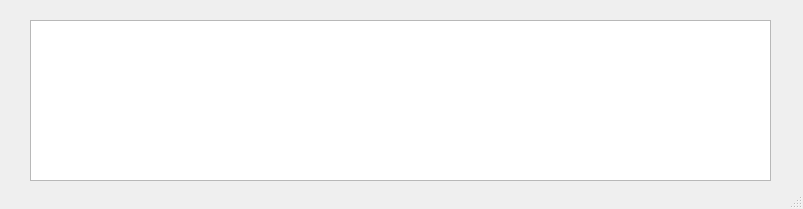
Before: the Qt Designer form prueba.ui in diegoivan1987/practicasSTA, drawn with Qt 5.
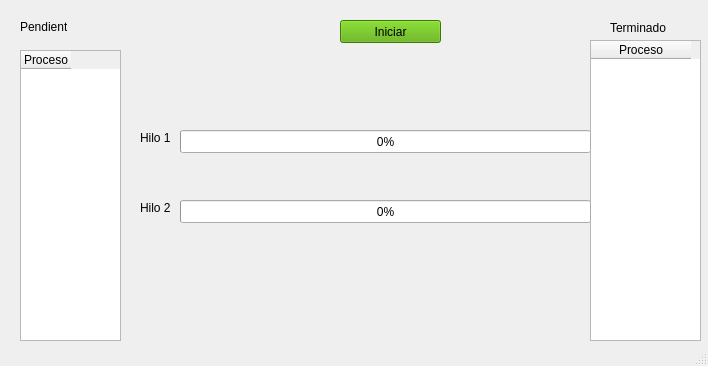
After: the same form once the commit is applied.

Diff of the .ui file:
```diff
--- a/prueba.ui
+++ b/prueba.ui
@@ -6,22 +6,282 @@
    <rect>
     <x>0</x>
     <y>0</y>
-    <width>803</width>
-    <height>209</height>
+    <width>708</width>
+    <height>366</height>
    </rect>
   </property>
   <property name="windowTitle">
    <string>MainWindow</string>
   </property>
   <widget class="QWidget" name="centralwidget">
-   <widget class="QPlainTextEdit" name="areaDeTexto">
+   <widget class="QPushButton" name="btnI">
     <property name="geometry">
      <rect>
-      <x>30</x>
+      <x>340</x>
       <y>20</y>
-      <width>741</width>
-      <height>161</height>
+      <width>101</width>
+      <height>23</height>
      </rect>
+    </property>
+    <property name="styleSheet">
+     <string notr="true">background-color: rgb(85, 170, 0);</string>
+    </property>
+    <property name="text">
+     <string>Iniciar</string>
+    </property>
+   </widget>
+   <widget class="QTableWidget" name="tablaPendientes">
+    <property name="geometry">
+     <rect>
+      <x>20</x>
+      <y>50</y>
+      <width>101</width>
+      <height>291</height>
+     </rect>
+    </property>
+    <attribute name="horizontalHeaderDefaultSectionSize">
+     <number>50</number>
+    </attribute>
+    <column>
+     <property name="text">
+      <string>Proceso</string>
+     </property>
+    </column>
+   </widget>
+   <widget class="QTableWidget" name="tablaTerminados">
+    <property name="geometry">
+     <rect>
+      <x>590</x>
+      <y>40</y>
+      <width>111</width>
+      <height>301</height>
+     </rect>
+    </property>
+    <column>
+     <property name="text">
+      <string>Proceso</string>
+     </property>
+    </column>
+   </widget>
+   <widget class="QLabel" name="label">
+    <property name="geometry">
+     <rect>
+      <x>20</x>
+      <y>20</y>
+      <width>47</width>
+      <height>13</height>
+     </rect>
+    </property>
+    <property name="text">
+     <string>Pendientes</string>
+    </property>
+   </widget>
+   <widget class="QLabel" name="label_2">
+    <property name="geometry">
+     <rect>
+      <x>610</x>
+      <y>20</y>
+      <width>61</width>
+      <height>16</height>
+     </rect>
+    </property>
+    <property name="text">
+     <string>Terminado</string>
+    </property>
+   </widget>
+   <widget class="QProgressBar" name="barra_1">
+    <property name="geometry">
+     <rect>
+      <x>180</x>
+      <y>130</y>
+      <width>411</width>
+      <height>23</height>
+     </rect>
+    </property>
+    <property name="value">
+     <number>0</number>
+    </property>
+   </widget>
+   <widget class="QLabel" name="label_3">
+    <property name="geometry">
+     <rect>
+      <x>140</x>
+      <y>130</y>
+      <width>31</width>
+      <height>16</height>
+     </rect>
+    </property>
+    <property name="text">
+     <string>Hilo 1</string>
+    </property>
+   </widget>
+   <widget class="QLabel" name="lbIndice_1">
+    <property name="geometry">
+     <rect>
+      <x>230</x>
+      <y>190</y>
+      <width>47</width>
+      <height>13</height>
+     </rect>
+    </property>
+    <property name="text">
+     <string/>
+    </property>
+   </widget>
+   <widget class="QLabel" name="lbIndice_2">
+    <property name="geometry">
+     <rect>
+      <x>230</x>
+      <y>210</y>
+      <width>47</width>
+      <height>13</height>
+     </rect>
+    </property>
+    <property name="text">
+     <string/>
+    </property>
+   </widget>
+   <widget class="QLabel" name="lbIndice_3">
+    <property name="geometry">
+     <rect>
+      <x>230</x>
+      <y>220</y>
+      <width>47</width>
+      <height>13</height>
+     </rect>
+    </property>
+    <property name="text">
+     <string/>
+    </property>
+   </widget>
+   <widget class="QLabel" name="lbIndice_4">
+    <property name="geometry">
+     <rect>
+      <x>230</x>
+      <y>240</y>
+      <width>47</width>
+      <height>13</height>
+     </rect>
+    </property>
+    <property name="text">
+     <string/>
+    </property>
+   </widget>
+   <widget class="QLabel" name="lbIndice_5">
+    <property name="geometry">
+     <rect>
+      <x>230</x>
+      <y>250</y>
+      <width>47</width>
+      <height>13</height>
+     </rect>
+    </property>
+    <property name="text">
+     <string/>
+    </property>
+   </widget>
+   <widget class="QLabel" name="lbIndice_6">
+    <property name="geometry">
+     <rect>
+      <x>230</x>
+      <y>270</y>
+      <width>47</width>
+      <height>13</height>
+     </rect>
+    </property>
+    <property name="text">
+     <string/>
+    </property>
+   </widget>
+   <widget class="QLabel" name="lbIndice_7">
+    <property name="geometry">
+     <rect>
+      <x>230</x>
+      <y>280</y>
+      <width>47</width>
+      <height>13</height>
+     </rect>
+    </property>
+    <property name="text">
+     <string/>
+    </property>
+   </widget>
+   <widget class="QLabel" name="lbIndice_8">
+    <property name="geometry">
+     <rect>
+      <x>230</x>
+      <y>300</y>
+      <width>47</width>
+      <height>13</height>
+     </rect>
+    </property>
+    <property name="text">
+     <string/>
+    </property>
+   </widget>
+   <widget class="QLabel" name="lbIndice_9">
+    <property name="geometry">
+     <rect>
+      <x>230</x>
+      <y>310</y>
+      <width>47</width>
+      <height>13</height>
+     </rect>
+    </property>
+    <property name="text">
+     <string/>
+    </property>
+   </widget>
+   <widget class="QLabel" name="lbIndice_10">
+    <property name="geometry">
+     <rect>
+      <x>230</x>
+      <y>330</y>
+      <width>47</width>
+      <height>13</height>
+     </rect>
+    </property>
+    <property name="text">
+     <string/>
+    </property>
+   </widget>
+   <widget class="QProgressBar" name="barra_2">
+    <property name="geometry">
+     <rect>
+      <x>180</x>
+      <y>200</y>
+      <width>411</width>
+      <height>23</height>
+     </rect>
+    </property>
+    <property name="value">
+     <number>0</number>
+    </property>
+   </widget>
+   <widget class="QLabel" name="label_4">
+    <property name="geometry">
+     <rect>
+      <x>140</x>
+      <y>200</y>
+      <width>31</width>
+      <height>16</height>
+     </rect>
+    </property>
+    <property name="text">
+     <string>Hilo 2</string>
+    </property>
+   </widget>
+   <widget class="QLabel" name="lbError">
+    <property name="geometry">
+     <rect>
+      <x>220</x>
+      <y>100</y>
+      <width>161</width>
+      <height>16</height>
+     </rect>
+    </property>
+    <property name="text">
+     <string/>
     </property>
    </widget>
   </widget>
```
